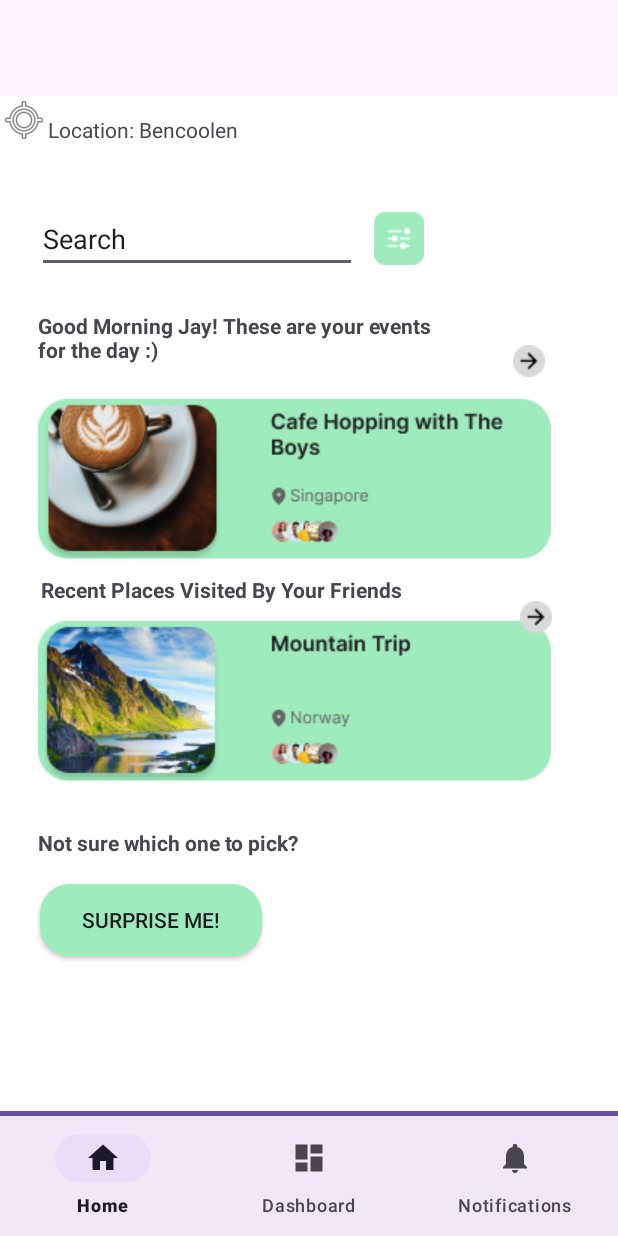
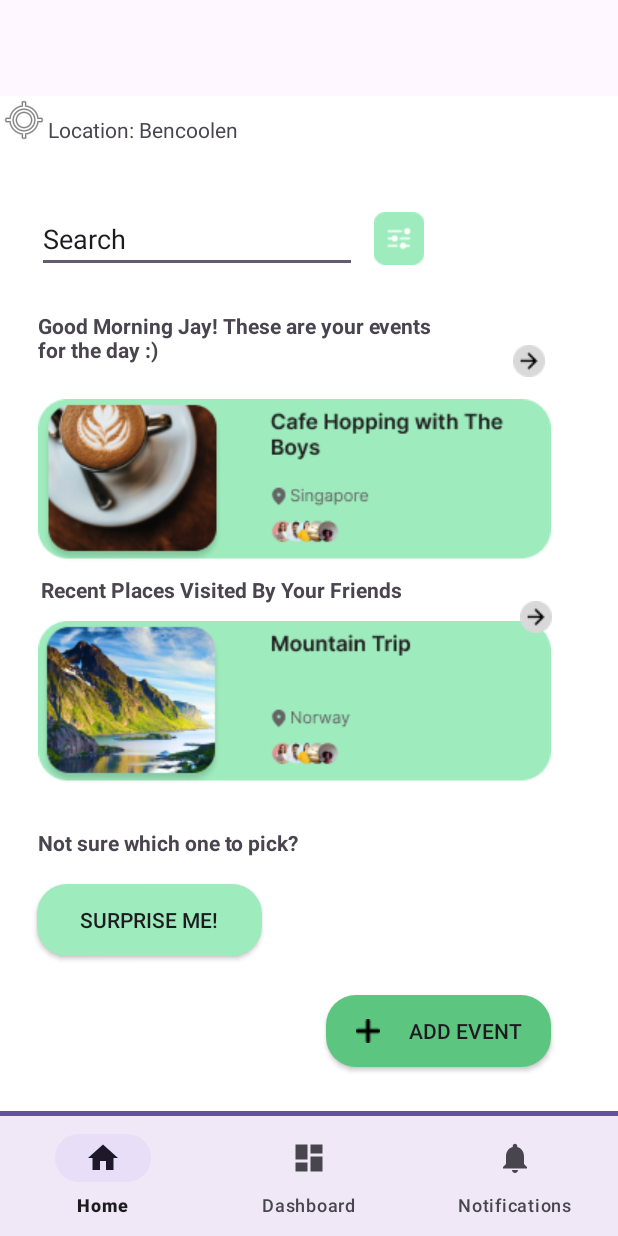
Before and after one commit to CS206-G2-T7/Iteration2, an Android app: the screen it shows after launch (LandingPage), on a phone screen of 412 x 824 dp. Run offline under Robolectric (Android 15) with nearby library versions, the phone set to English and light mode, and no system bars; our stand-ins replace navigation-ui.

Commit message:
<feat> added "Add Event" button
added "Add Event" button to dashboard

```diff
--- /dev/null
+++ b/app/src/main/res/drawable/button_background.xml
@@ -0,0 +1,5 @@
+<?xml version="1.0" encoding="utf-8"?>
+<shape android:shape="rectangle" xmlns:android="http://schemas.android.com/apk/res/android">
+    <solid android:color="@color/dark_green"></solid>
+    <corners android:radius="20dp"></corners>
+</shape>
--- a/app/src/main/res/layout/activity_landing_page.xml
+++ b/app/src/main/res/layout/activity_landing_page.xml
@@ -42,7 +42,7 @@
             android:layout_height="match_parent"
             app:defaultNavHost="true"
             app:navGraph="@navigation/mobile_navigation"
-            tools:layout_editor_absoluteX="35dp"
+            tools:layout_editor_absoluteX="0dp"
             tools:layout_editor_absoluteY="0dp" />
 
         <ImageView
@@ -180,17 +180,32 @@
 
         <androidx.appcompat.widget.AppCompatButton
             android:id="@+id/button5"
-            android:layout_width="148dp"
+            android:layout_width="150dp"
             android:layout_height="48dp"
             android:layout_marginTop="18dp"
             android:background="@drawable/surprise_me_button"
             android:text="Surprise Me!"
             app:layout_constraintBottom_toBottomOf="parent"
             app:layout_constraintEnd_toEndOf="parent"
-            app:layout_constraintHorizontal_bias="0.102"
+            app:layout_constraintHorizontal_bias="0.095"
             app:layout_constraintStart_toStartOf="parent"
             app:layout_constraintTop_toBottomOf="@+id/textView2"
             app:layout_constraintVertical_bias="0.0" />
+
+        <androidx.appcompat.widget.AppCompatButton
+            android:id="@+id/button6"
+            android:layout_width="150dp"
+            android:layout_height="48dp"
+            android:background="@drawable/button_background"
+            android:drawableStart="@drawable/image_17"
+            android:paddingLeft="20dp"
+            android:text="Add Event"
+            app:layout_constraintBottom_toTopOf="@+id/my_toolbar"
+            app:layout_constraintEnd_toEndOf="parent"
+            app:layout_constraintHorizontal_bias="0.488"
+            app:layout_constraintStart_toEndOf="@+id/button5"
+            app:layout_constraintTop_toBottomOf="@+id/imageView4"
+            app:layout_constraintVertical_bias="0.825" />
 
     </androidx.constraintlayout.widget.ConstraintLayout>
 
```
Also changed, not shown: app/src/main/res/drawable/image_17.png (added).
